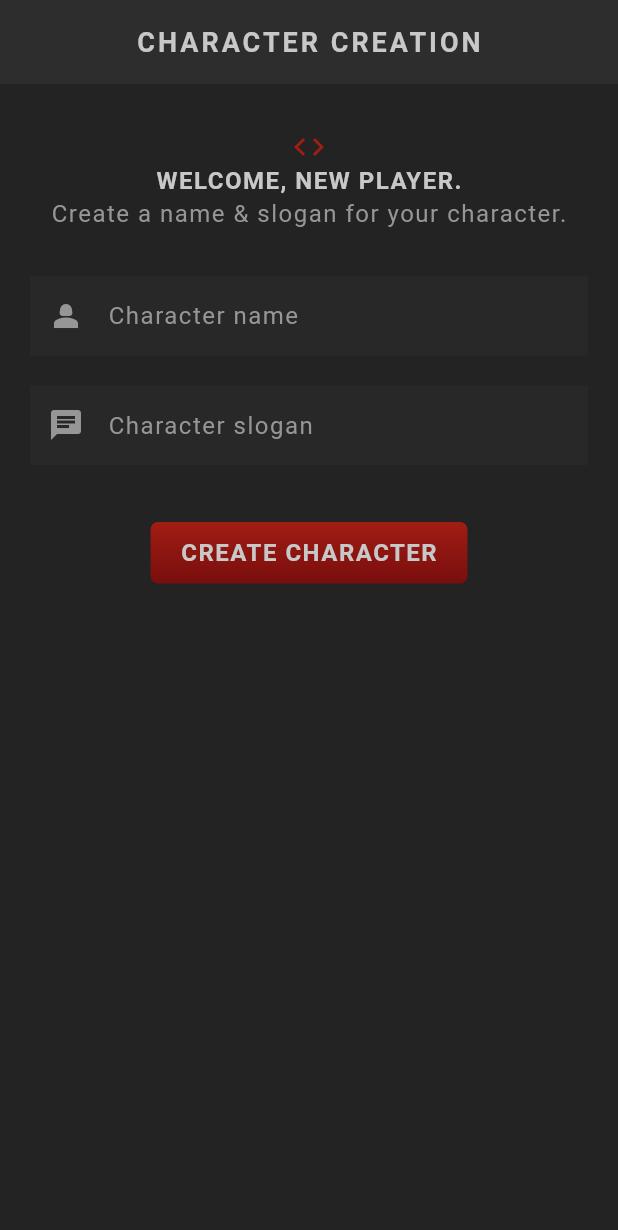
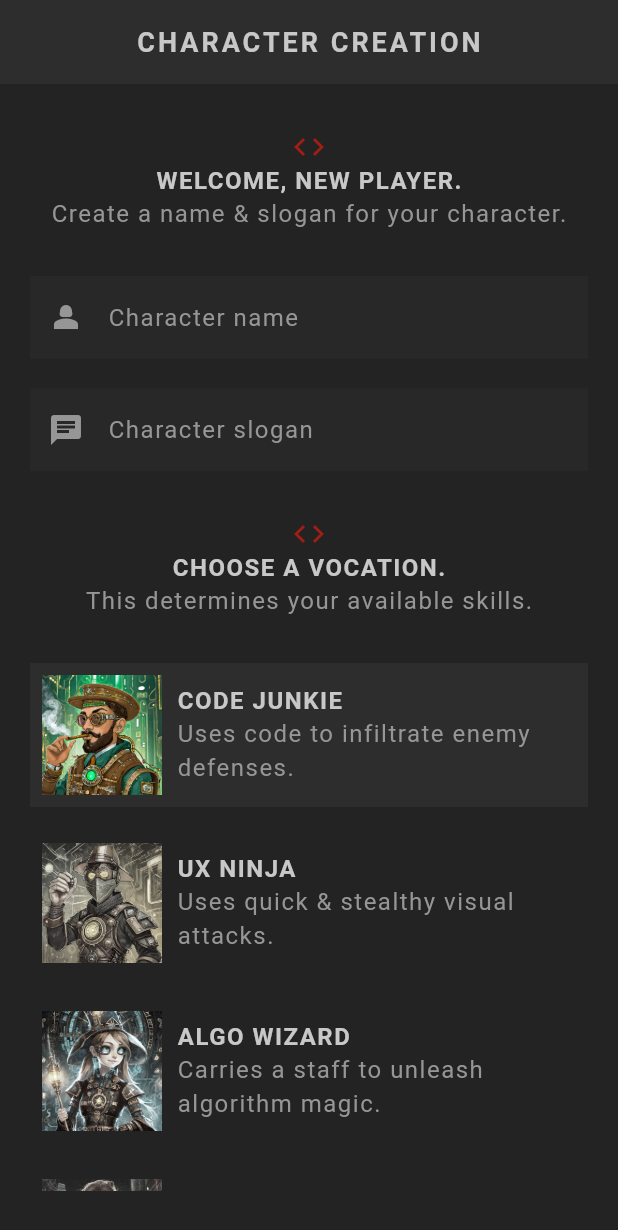
Before and after one commit to supremed3v/flutter_rpg_practice, a Flutter app: the screen it shows after launch, on a phone screen of 412 x 824 dp. Shown: the top 1230 px of the screen. Run offline on Flutter 3.47's test engine with Material 3 defaults, Android fonts, the phone set to English and light mode, and no system bars; our stand-ins replace google_fonts; Roboto replaces fonts that are missing (Kanit).

Commit message:
completed vocation card

```diff
--- a/lib/screens/create/create.dart
+++ b/lib/screens/create/create.dart
@@ -1,4 +1,6 @@
 import 'package:flutter/material.dart';
+import 'package:flutter_rpg/models/vocation.dart';
+import 'package:flutter_rpg/screens/create/vocation_card.dart';
 import 'package:flutter_rpg/shared/styled_button.dart';
 import 'package:flutter_rpg/shared/styled_text.dart';
 import 'package:flutter_rpg/theme.dart';
@@ -17,29 +19,31 @@ class _CreateState extends State<Create> {
 
   @override
   void dispose() {
+    // clean up the controller when the widget is disposed
     _nameController.dispose();
     _sloganController.dispose();
     super.dispose();
   }
 
-  // Submit handler
+  // Handling vocations selection
 
+  Vocation selectedVocation = Vocation.junkie;
+
+  void updateVocation(Vocation vocation) {
+    setState(() {
+      selectedVocation = vocation;
+    });
+  }
+
+  // submit handler
   void handleSubmit() {
-    if (_nameController.text.isNotEmpty && _sloganController.text.isNotEmpty) {
-      Navigator.pushNamed(context, '/home');
-    } else {
-      showDialog(
-          context: context,
-          builder: (context) => AlertDialog(
-                title: const Text('Error'),
-                content: const Text('Please fill out all fields.'),
-                actions: [
-                  TextButton(
-                    onPressed: () => Navigator.pop(context),
-                    child: const Text('Close'),
-                  )
-                ],
-              ));
+    if (_nameController.text.trim().isEmpty) {
+      // show error in dialog
+      return;
+    }
+    if (_sloganController.text.trim().isEmpty) {
+      // show error in dialog
+      return;
     }
   }
 
@@ -48,51 +52,90 @@ class _CreateState extends State<Create> {
     return Scaffold(
       appBar: AppBar(
         title: const StyledTitle('Character Creation'),
-        centerTitle: true,
       ),
       body: Container(
-        padding: const EdgeInsets.symmetric(horizontal: 20, vertical: 30),
+        padding: const EdgeInsets.symmetric(vertical: 30, horizontal: 20),
+        child: SingleChildScrollView(
           child: Column(
             children: [
-            // Welcome message
+              // welcome message
               Center(
                 child: Icon(Icons.code, color: AppColors.primaryColor),
               ),
               const Center(
-              child: StyledHeading("Welcome, new player."),
+                child: StyledHeading('Welcome, new player.'),
               ),
               const Center(
-              child: StyledText("Create a name & slogan for your character."),
+                child: StyledText('Create a name & slogan for your character.'),
               ),
               const SizedBox(height: 30),
 
-            // Form
+              // input for name & slogan
               TextField(
                 controller: _nameController,
                 cursorColor: AppColors.textColor,
-              style: GoogleFonts.kanit(
-                  textStyle: Theme.of(context).textTheme.headlineMedium),
                 decoration: const InputDecoration(
                   prefixIcon: Icon(Icons.person_2),
-                  label: StyledText("Character name")),
+                  label: StyledText('Character name'),
+                ),
+                style: GoogleFonts.kanit(
+                  textStyle: Theme.of(context).textTheme.bodyMedium,
+                ),
               ),
               const SizedBox(height: 20),
               TextField(
                 controller: _sloganController,
                 cursorColor: AppColors.textColor,
-              style: GoogleFonts.kanit(
-                  textStyle: Theme.of(context).textTheme.headlineMedium),
                 decoration: const InputDecoration(
                   prefixIcon: Icon(Icons.chat),
-                  label: StyledText("Character slogan")),
+                  label: StyledText('Character slogan'),
+                ),
+                style: GoogleFonts.kanit(
+                  textStyle: Theme.of(context).textTheme.bodyMedium,
+                ),
               ),
               const SizedBox(height: 30),
+
+              // select vocation title
+              Center(
+                child: Icon(Icons.code, color: AppColors.primaryColor),
+              ),
+              const Center(child: StyledHeading('Choose a Vocation.')),
+              const Center(
+                  child: StyledText('This determines your available skills.')),
+              const SizedBox(height: 30),
+
+              // vocation cards
+              VocationCard(
+                selected: selectedVocation == Vocation.junkie,
+                onTap: updateVocation,
+                vocation: Vocation.junkie,
+              ),
+              VocationCard(
+                selected: selectedVocation == Vocation.ninja,
+                onTap: updateVocation,
+                vocation: Vocation.ninja,
+              ),
+              VocationCard(
+                selected: selectedVocation == Vocation.wizard,
+                onTap: updateVocation,
+                vocation: Vocation.wizard,
+              ),
+              VocationCard(
+                selected: selectedVocation == Vocation.raider,
+                onTap: updateVocation,
+                vocation: Vocation.raider,
+              ),
+
+              // submit button
               Center(
                 child: StyledButton(
-              child: const StyledHeading("Create character"),
                   onPressed: handleSubmit,
-            ))
+                  child: const StyledHeading('Create Character'),
+                ),
+              ),
             ],
+          ),
         ),
       ),
     );
--- /dev/null
+++ b/lib/screens/create/vocation_card.dart
@@ -0,0 +1,54 @@
+import 'package:flutter/material.dart';
+import 'package:flutter_rpg/models/vocation.dart';
+import 'package:flutter_rpg/shared/styled_text.dart';
+import 'package:flutter_rpg/theme.dart';
+
+class VocationCard extends StatelessWidget {
+  const VocationCard({
+    super.key,
+    required this.vocation,
+    required this.onTap,
+    required this.selected,
+  });
+
+  final Vocation vocation;
+  final void Function(Vocation) onTap;
+  final bool selected;
+
+  @override
+  Widget build(BuildContext context) {
+    return GestureDetector(
+      onTap: () {
+        onTap(vocation);
+      },
+      child: Card(
+        color: selected ? AppColors.secondaryColor : Colors.transparent,
+        child: Padding(
+          padding: const EdgeInsets.all(8.0),
+          child: Row(children: [
+            // vocation img
+            Image.asset(
+              'assets/img/vocations/${vocation.image}',
+              width: 80,
+              colorBlendMode: BlendMode.color,
+              color: !selected
+                  ? Colors.black.withOpacity(0.8)
+                  : Colors.transparent,
+            ),
+            const SizedBox(width: 10),
+
+            // vocation name & description
+            Expanded(
+              child: Column(
+                  crossAxisAlignment: CrossAxisAlignment.start,
+                  children: [
+                    StyledHeading(vocation.title),
+                    StyledText(vocation.description)
+                  ]),
+            ),
+          ]),
+        ),
+      ),
+    );
+  }
+}
```
Lines whose indentation alone changed are shown as unchanged.
